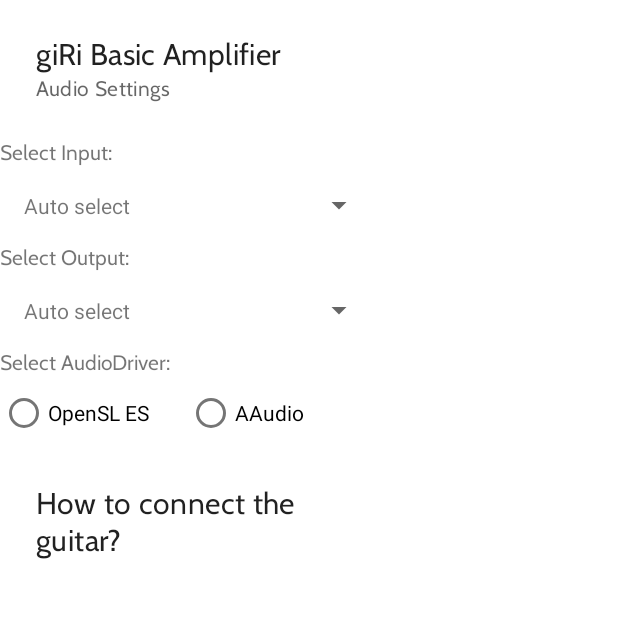
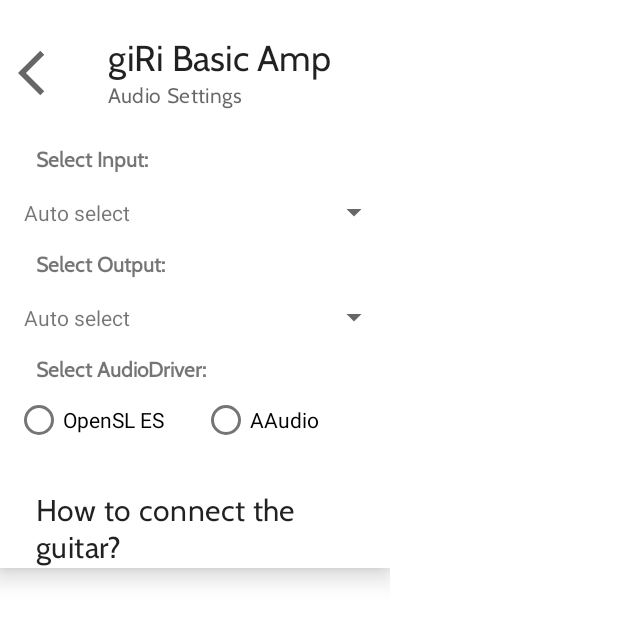
Before and after one commit to RaffaeleNachos/Guiitamp, an Android app: the layout side_menu.xml on its own in the app's theme, with its tools: preview values and no code run, on a phone screen of 412 x 824 dp. Shown: the top 622 px of the screen. Run offline under Robolectric (Android 15) with nearby library versions, the phone set to English and light mode, and no system bars.

Commit message:
now app is working, side menu is working but not remeber choices (need to set them in onCreate), also need a intelligent way of managing effects in sequence

```diff
--- a/app/src/main/java/com/example/giribasicamplifier/LiveEffectEngine.java
+++ b/app/src/main/java/com/example/giribasicamplifier/LiveEffectEngine.java
@@ -39,6 +39,9 @@
     static native void native_setDefaultStreamValues(int defaultSampleRate, int defaultFramesPerBurst);
     static native void setGain(float value);
     static native void setDelay(boolean value);
+    static native void setEcho(boolean value);
+    static native void setFlanger(boolean value);
+    static native void setReverb(boolean value);
 
     static void setDefaultStreamValues(Context context) {
         if (Build.VERSION.SDK_INT >= Build.VERSION_CODES.JELLY_BEAN_MR1){
--- /dev/null
+++ b/app/src/main/res/drawable/ic_baseline_arrow_back.xml
@@ -0,0 +1,5 @@
+<vector android:height="128dp" android:tint="?attr/colorControlNormal"
+    android:viewportHeight="24" android:viewportWidth="24"
+    android:width="128dp" xmlns:android="http://schemas.android.com/apk/res/android">
+    <path android:fillColor="@android:color/white" android:pathData="M11.67,3.87L9.9,2.1 0,12l9.9,9.9 1.77,-1.77L3.54,12z"/>
+</vector>
--- a/app/src/main/res/layout/side_menu.xml
+++ b/app/src/main/res/layout/side_menu.xml
@@ -3,11 +3,11 @@
     xmlns:android="http://schemas.android.com/apk/res/android"
     xmlns:app="http://schemas.android.com/apk/res-auto"
     xmlns:tools="http://schemas.android.com/tools"
-    android:layout_width="250dp"
+    android:layout_width="260dp"
     android:layout_height="match_parent">
 
     <ScrollView
-        android:layout_width="250dp"
+        android:layout_width="260dp"
         android:layout_height="match_parent"
         app:layout_constraintBottom_toBottomOf="parent"
         app:layout_constraintStart_toStartOf="parent"
@@ -16,7 +16,27 @@
         <LinearLayout
             android:layout_width="match_parent"
             android:layout_height="match_parent"
-            android:orientation="vertical">
+            android:orientation="vertical"
+            android:background="@color/white"
+            android:elevation="10dp">
+
+            <LinearLayout
+                android:layout_width="match_parent"
+                android:layout_height="match_parent"
+                android:orientation="horizontal"
+                android:weightSum="3">
+
+                <ImageButton
+                    android:id="@+id/close_side_menu"
+                    android:layout_width="wrap_content"
+                    android:layout_height="60dp"
+                    android:layout_marginStart="12dp"
+                    android:src="@drawable/ic_baseline_arrow_back"
+                    android:layout_weight="1"
+                    android:scaleType="fitCenter"
+                    android:adjustViewBounds="true"
+                    android:layout_gravity="center_vertical"
+                    android:background="#0000"/>
 
                 <LinearLayout
                     android:id="@+id/menu_header"
@@ -24,7 +44,8 @@
                     android:layout_height="wrap_content"
                     android:orientation="vertical"
                     app:layout_constraintStart_toStartOf="parent"
-                app:layout_constraintTop_toTopOf="parent">
+                    app:layout_constraintTop_toTopOf="parent"
+                    android:layout_weight="2">
 
                     <TextView
                         android:layout_width="wrap_content"
@@ -34,7 +55,7 @@
                         android:layout_marginEnd="24dp"
                         android:fontFamily="@font/cabin"
                         android:text="@string/header_title"
-                    android:textAppearance="?attr/textAppearanceHeadline6" />
+                        android:textAppearance="?attr/textAppearanceHeadline5" />
 
                     <TextView
                         android:layout_width="wrap_content"
@@ -49,9 +70,11 @@
 
                 </LinearLayout>
 
+            </LinearLayout>
+
             <LinearLayout
                 android:id="@+id/linearLayout"
-                android:layout_width="250dp"
+                android:layout_width="260dp"
                 android:layout_height="wrap_content"
                 android:fontFamily="@font/cabin"
                 android:orientation="vertical"
@@ -64,11 +87,13 @@
                     android:layout_height="0dp"
                     android:layout_weight="0.8"
                     android:fontFamily="@font/cabin"
-                    android:text="@string/input" />
+                    android:text="@string/input"
+                    android:layout_marginStart="24dp"
+                    android:textStyle="bold"/>
 
                 <com.example.giribasicamplifier.AudioDeviceSpinner
                     android:id="@+id/inputSpinner"
-                    android:layout_width="250dp"
+                    android:layout_width="260dp"
                     android:layout_height="0dp"
                     android:layout_weight="2" />
 
@@ -77,11 +102,13 @@
                     android:layout_height="0dp"
                     android:layout_weight="0.8"
                     android:fontFamily="@font/cabin"
-                    android:text="@string/output" />
+                    android:text="@string/output"
+                    android:layout_marginStart="24dp"
+                    android:textStyle="bold"/>
 
                 <com.example.giribasicamplifier.AudioDeviceSpinner
                     android:id="@+id/outputSpinner"
-                    android:layout_width="250dp"
+                    android:layout_width="260dp"
                     android:layout_height="0dp"
                     android:layout_weight="2" />
 
@@ -90,7 +117,9 @@
                     android:layout_height="0dp"
                     android:layout_weight="0.8"
                     android:fontFamily="@font/cabin"
-                    android:text="@string/audio_driver" />
+                    android:text="@string/audio_driver"
+                    android:layout_marginStart="24dp"
+                    android:textStyle="bold"/>
 
                 <RadioGroup
                     android:id="@+id/radioContainer"
@@ -98,7 +127,8 @@
                     android:layout_height="0dp"
                     android:layout_weight="1.7"
                     android:orientation="horizontal"
-                    android:weightSum="2">
+                    android:weightSum="2"
+                    android:layout_marginStart="10dp">
 
                     <RadioButton
                         android:id="@+id/openSLES"
--- a/app/src/main/res/values/strings.xml
+++ b/app/src/main/res/values/strings.xml
@@ -8,6 +8,6 @@
     <string name="output">Select Output:</string>
     <string name="audio_driver">Select AudioDriver:</string>
     <string name="tutorial">How to connect the guitar?</string>
-    <string name="header_title">giRi Basic Amplifier</string>
+    <string name="header_title">giRi Basic Amp</string>
     <string name="header_text">Audio Settings</string>
 </resources>
```
Also changed, not shown: app/src/main/java/com/example/giribasicamplifier/MainActivity.java (+19 -12 lines), app/src/main/java/com/example/giribasicamplifier/Pedal.java (+21 -4 lines), app/src/main/java/com/example/giribasicamplifier/PedalAdapter.java (+21 -17 lines), app/src/main/java/com/example/giribasicamplifier/SideMenu.java (+16 -17 lines), app/src/main/res/layout/activity_main.xml (+22 -12 lines), app/src/main/res/layout/pedal_item.xml (+7 -3 lines), 4 other files. Lines whose indentation alone changed are shown as unchanged.
